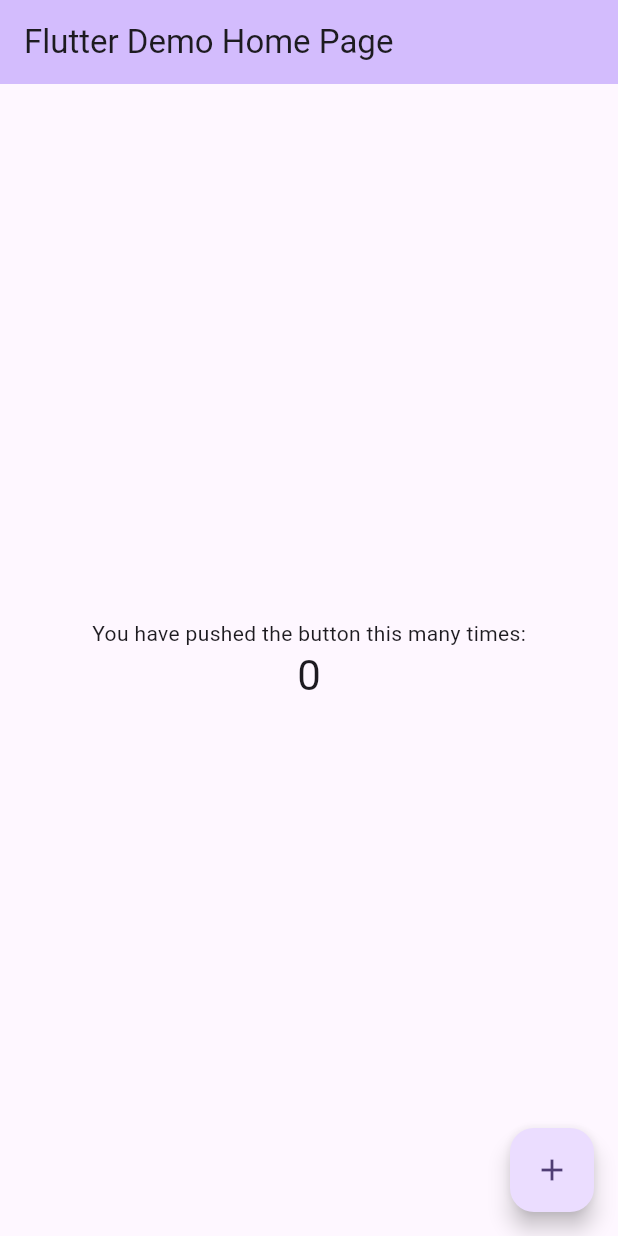
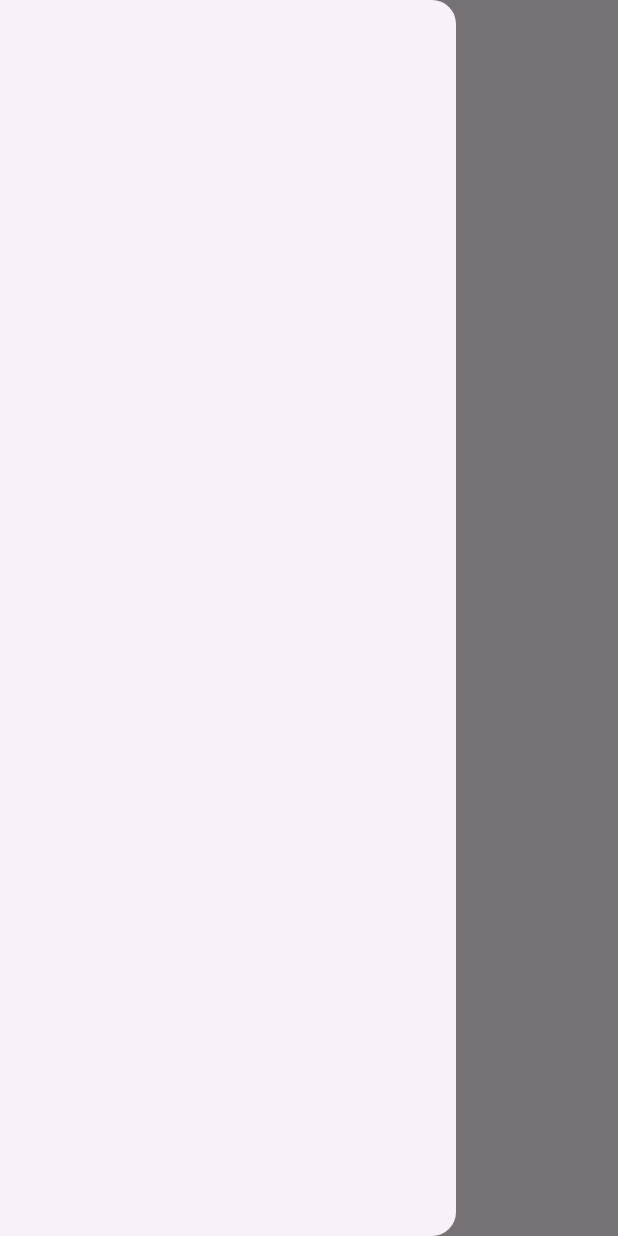
Before and after one commit to sp4aCemAn/translate-tool, a Flutter app: the screen it shows after launch, with the side drawer open (before the commit the screen has no drawer), on a phone screen of 412 x 824 dp. Run offline on Flutter 3.47's test engine with Material 3 defaults, Android fonts, the phone set to English and light mode, and no system bars; our stand-ins replace bloc, google_fonts.

Commit message:
some sort of ui added

```diff
--- a/translateui/lib/main.dart
+++ b/translateui/lib/main.dart
@@ -1,5 +1,7 @@
 import 'package:flutter/material.dart';
-
+import 'package:translateui/nav/navigation_ui.dart';
+import 'package:translateui/trui/trui_ui.dart';
+import 'package:translateui/trui/trui_bloc.dart';
 void main() {
   runApp(const MyApp());
 }
@@ -30,93 +32,8 @@ class MyApp extends StatelessWidget {
         // tested with just a hot reload.
         colorScheme: ColorScheme.fromSeed(seedColor: Colors.deepPurple),
       ),
-      home: const MyHomePage(title: 'Flutter Demo Home Page'),
+      home: NavigationPage(),
     );
+
   }
 }
-
-class MyHomePage extends StatefulWidget {
-  const MyHomePage({super.key, required this.title});
-
-  // This widget is the home page of your application. It is stateful, meaning
-  // that it has a State object (defined below) that contains fields that affect
-  // how it looks.
-
-  // This class is the configuration for the state. It holds the values (in this
-  // case the title) provided by the parent (in this case the App widget) and
-  // used by the build method of the State. Fields in a Widget subclass are
-  // always marked "final".
-
-  final String title;
-
-  @override
-  State<MyHomePage> createState() => _MyHomePageState();
-}
-
-class _MyHomePageState extends State<MyHomePage> {
-  int _counter = 0;
-
-  void _incrementCounter() {
-    setState(() {
-      // This call to setState tells the Flutter framework that something has
-      // changed in this State, which causes it to rerun the build method below
-      // so that the display can reflect the updated values. If we changed
-      // _counter without calling setState(), then the build method would not be
-      // called again, and so nothing would appear to happen.
-      _counter++;
-    });
-  }
-
-  @override
-  Widget build(BuildContext context) {
-    // This method is rerun every time setState is called, for instance as done
-    // by the _incrementCounter method above.
-    //
-    // The Flutter framework has been optimized to make rerunning build methods
-    // fast, so that you can just rebuild anything that needs updating rather
-    // than having to individually change instances of widgets.
-    return Scaffold(
-      appBar: AppBar(
-        // TRY THIS: Try changing the color here to a specific color (to
-        // Colors.amber, perhaps?) and trigger a hot reload to see the AppBar
-        // change color while the other colors stay the same.
-        backgroundColor: Theme.of(context).colorScheme.inversePrimary,
-        // Here we take the value from the MyHomePage object that was created by
-        // the App.build method, and use it to set our appbar title.
-        title: Text(widget.title),
-      ),
-      body: Center(
-        // Center is a layout widget. It takes a single child and positions it
-        // in the middle of the parent.
-        child: Column(
-          // Column is also a layout widget. It takes a list of children and
-          // arranges them vertically. By default, it sizes itself to fit its
-          // children horizontally, and tries to be as tall as its parent.
-          //
-          // Column has various properties to control how it sizes itself and
-          // how it positions its children. Here we use mainAxisAlignment to
-          // center the children vertically; the main axis here is the vertical
-          // axis because Columns are vertical (the cross axis would be
-          // horizontal).
-          //
-          // TRY THIS: Invoke "debug painting" (choose the "Toggle Debug Paint"
-          // action in the IDE, or press "p" in the console), to see the
-          // wireframe for each widget.
-          mainAxisAlignment: MainAxisAlignment.center,
-          children: <Widget>[
-            const Text('You have pushed the button this many times:'),
-            Text(
-              '$_counter',
-              style: Theme.of(context).textTheme.headlineMedium,
-            ),
-          ],
-        ),
-      ),
-      floatingActionButton: FloatingActionButton(
-        onPressed: _incrementCounter,
-        tooltip: 'Increment',
-        child: const Icon(Icons.add),
-      ), // This trailing comma makes auto-formatting nicer for build methods.
-    );
-  }
-}
--- /dev/null
+++ b/translateui/lib/nav/navigation_ui.dart
@@ -0,0 +1,27 @@
+import 'package:bloc/bloc.dart';
+import 'package:flutter/material.dart';
+import 'navigation_bloc.dart';
+
+
+class NavigationPage extends StatelessWidget {
+  const NavigationPage({super.key});
+
+  @override
+    Widget build(BuildContext context) {
+      return Scaffold(
+          appBar: AppBar(
+            title: Text("Translator App"),
+
+            ),
+            drawer: Drawer(
+              child: ListView(
+              padding: EdgeInsets.zero,
+
+
+              )
+            ),
+          );
+
+    }
+
+}
--- a/translateui/pubspec.yaml
+++ b/translateui/pubspec.yaml
@@ -34,6 +34,9 @@ dependencies:
   # The following adds the Cupertino Icons font to your application.
   # Use with the CupertinoIcons class for iOS style icons.
   cupertino_icons: ^1.0.8
+  flutter_bloc: ^9.1.1
+  google_fonts: ^6.2.1
+
 
 dev_dependencies:
   flutter_test:
@@ -44,7 +47,7 @@ dev_dependencies:
   # activated in the `analysis_options.yaml` file located at the root of your
   # package. See that file for information about deactivating specific lint
   # rules and activating additional ones.
-  flutter_lints: ^5.0.0
+  flutter_lints: ^6.0.0
 
 # For information on the generic Dart part of this file, see the
 # following page: https://dart.dev/tools/pub/pubspec
```
Also changed, not shown: translateui/lib/theme/theme.dart (added, +30 -0 lines), translateui/lib/trui/trui_ui.dart (+9 -0 lines), translateui/lib/nav/navigation_bloc.dart (added), translateui/pubspec.lock, 9 other files.
